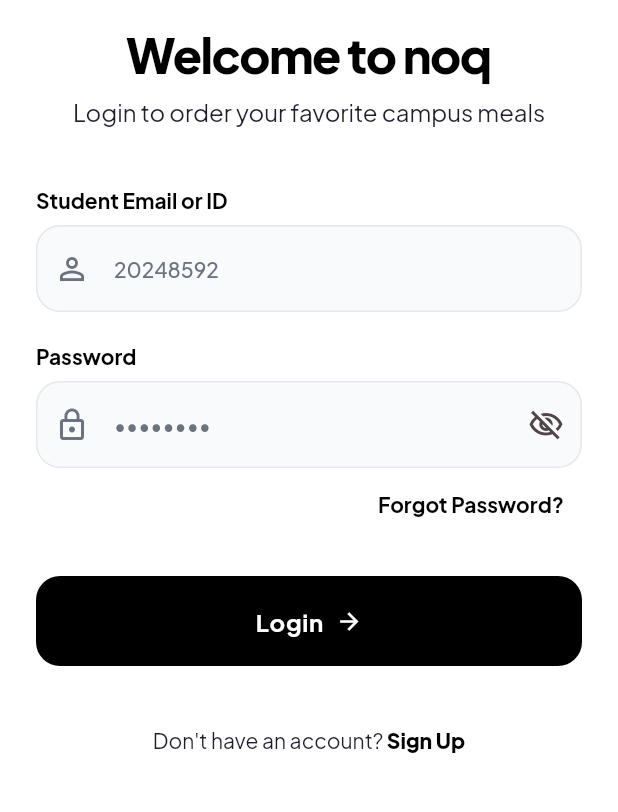
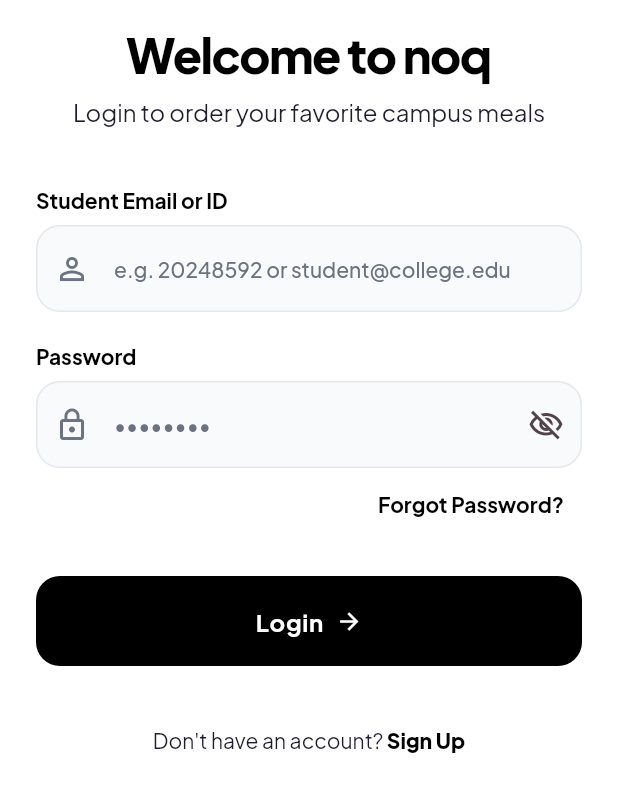
Before and after one commit to rahulx3-dev/noq, a Flutter app: the screen it shows after launch, on a phone screen of 412 x 824 dp, the part 390-1202 px from its top. Run offline on Flutter 3.47's test engine with Material 3 defaults, Android fonts, the phone set to English and light mode, and no system bars; our stand-ins replace cloud_firestore, connectivity_plus, firebase_auth, firebase_core, firebase_storage, fl_chart and 7 more; missing offline and left inert: mobile_scanner; accounts and stored records are empty.

Commit message:
added hints in email placeholder

```diff
--- a/lib/features/auth/screens/login_screen.dart
+++ b/lib/features/auth/screens/login_screen.dart
@@ -140,7 +140,7 @@ class _LoginScreenState extends ConsumerState<LoginScreen> {
               controller: _idEmailController,
               style: GoogleFonts.plusJakartaSans(fontSize: 14, fontWeight: FontWeight.w500),
               decoration: const InputDecoration(
-                hintText: '20248592',
+                hintText: 'e.g. 20248592 or student@college.edu',
                 prefixIcon: Icon(Icons.person_outline),
               ),
             ),
```
